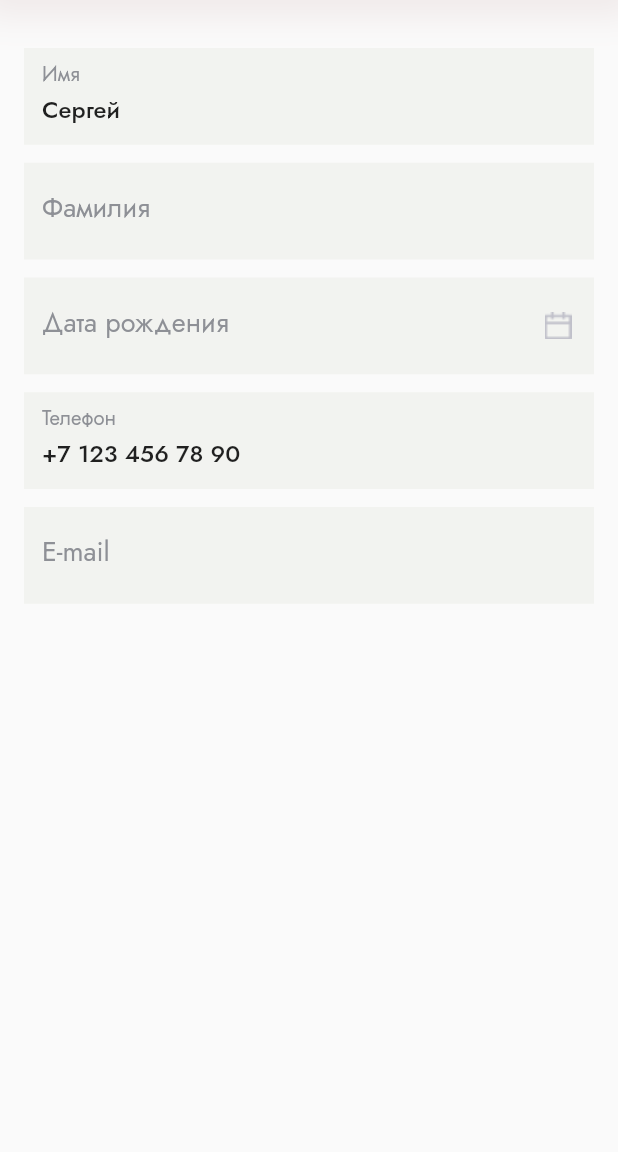
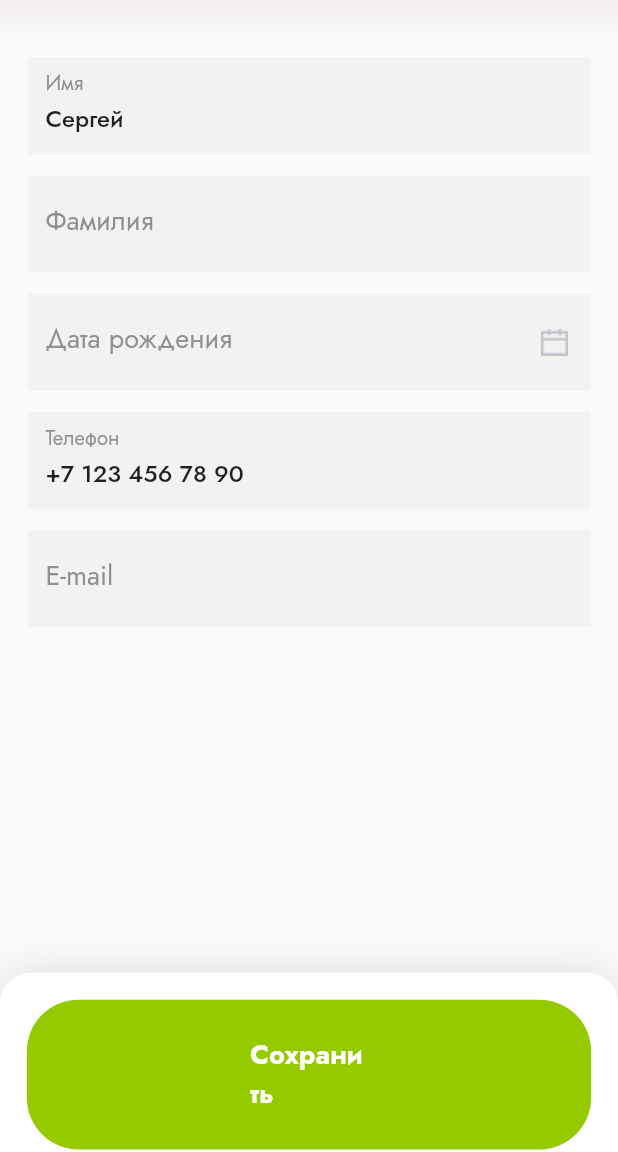
Before and after one commit to MobyteDev/organic_market, a Flutter app: the PersonalDataPage screen opened by its route, on a phone screen of 412 x 824 dp, the part 84-1236 px from its top. Run offline on Flutter 3.47's test engine with Material 2 defaults, Android fonts, the phone set to English and light mode, and no system bars; our stand-ins replace auto_route, bloc, carousel_slider, flutter_bloc, flutter_screenutil, flutter_switch and 2 more.

Commit message:
added nav bar

```diff
--- a/lib/ui/order_making_page/widgets/custom_bottom_bar.dart
+++ b/lib/ui/order_making_page/widgets/custom_bottom_bar.dart
@@ -1,3 +1,4 @@
+import 'package:auto_route/auto_route.dart';
 import 'package:flutter/material.dart';
 import 'package:organic_market/common/app_styles.dart';
 import 'package:organic_market/ui/common_widgets/organic_button.dart';
@@ -37,11 +38,7 @@ class CustomBottomBar extends StatelessWidget {
           OrganicButton(
             buttonLabel: buttonLabel,
             onTap: () {
-              Navigator.of(context).push(
-                MaterialPageRoute(
-                  builder: (context) => const OrderSuccessPage(),
-                ),
-              );
+              context.router.pushNamed('/orderSuccess');
             },
             padding: const EdgeInsets.symmetric(
               horizontal: 100,
--- a/lib/ui/personal_data_page/personal_data_page.dart
+++ b/lib/ui/personal_data_page/personal_data_page.dart
@@ -1,6 +1,8 @@
 import 'package:flutter/material.dart';
+import 'package:flutter_screenutil/flutter_screenutil.dart';
 import 'package:organic_market/ui/common_widgets/organic_app_bar.dart';
 import 'package:organic_market/ui/common_widgets/organic_text_field.dart';
+import 'package:organic_market/ui/personal_data_page/widgets/personal_data_bottom_bar.dart';
 
 class PersonalDataPage extends StatelessWidget {
   final TextEditingController _nameController =
@@ -20,30 +22,31 @@ class PersonalDataPage extends StatelessWidget {
         title: 'Личные данные',
         isBack: true,
       ),
+      bottomNavigationBar: PersonalDataBottomBar(buttonLabel: 'Сохранить'),
       body: ListView(
-        padding: const EdgeInsets.only(top: 32, left: 16, right: 16),
+        padding: EdgeInsets.only(top: 32.h, left: 16.w, right: 16.w),
         children: [
           OrganicTextField(
             labelText: 'Имя',
             controller: _nameController,
           ),
-          const SizedBox(height: 12),
+          SizedBox(height: 12.h),
           OrganicTextField(
             labelText: 'Фамилия',
             controller: _surnameController,
           ),
-          const SizedBox(height: 12),
+          SizedBox(height: 12.h),
           OrganicTextField(
             labelText: 'Дата рождения',
             suffixIcon: Image.asset('assets/icons/calendar.png'),
             controller: _birthdayController,
           ),
-          const SizedBox(height: 12),
+          SizedBox(height: 12.h),
           OrganicTextField(
             labelText: 'Телефон',
             controller: _phoneController,
           ),
-          const SizedBox(height: 12),
+          SizedBox(height: 12.h),
           OrganicTextField(
             labelText: 'E-mail',
             controller: _emailController,
--- /dev/null
+++ b/lib/ui/personal_data_page/widgets/personal_data_bottom_bar.dart
@@ -0,0 +1,39 @@
+import 'package:flutter/material.dart';
+import 'package:flutter_screenutil/flutter_screenutil.dart';
+import 'package:organic_market/ui/common_widgets/organic_button.dart';
+
+class PersonalDataBottomBar extends StatelessWidget {
+  final String buttonLabel;
+
+  const PersonalDataBottomBar({Key? key, required this.buttonLabel}) : super(key: key);
+
+  @override
+  Widget build(BuildContext context) {
+    return Container(
+      height: 100.h,
+      padding: EdgeInsets.all(15.h),
+      decoration: BoxDecoration(
+        color: Colors.white,
+        borderRadius: const BorderRadius.vertical(top: Radius.circular(20)),
+        boxShadow: [
+          BoxShadow(
+            blurRadius: 20.r,
+            color: Colors.grey.withOpacity(0.3),
+          ),
+        ],
+      ),
+      child: Column(
+        children: [
+          OrganicButton(
+            buttonLabel: buttonLabel,
+            onTap: () {},
+            padding: EdgeInsets.symmetric(
+              horizontal: 130.w,
+              vertical: 20.h,
+            ),
+          ),
+        ],
+      ),
+    );
+  }
+}
```
